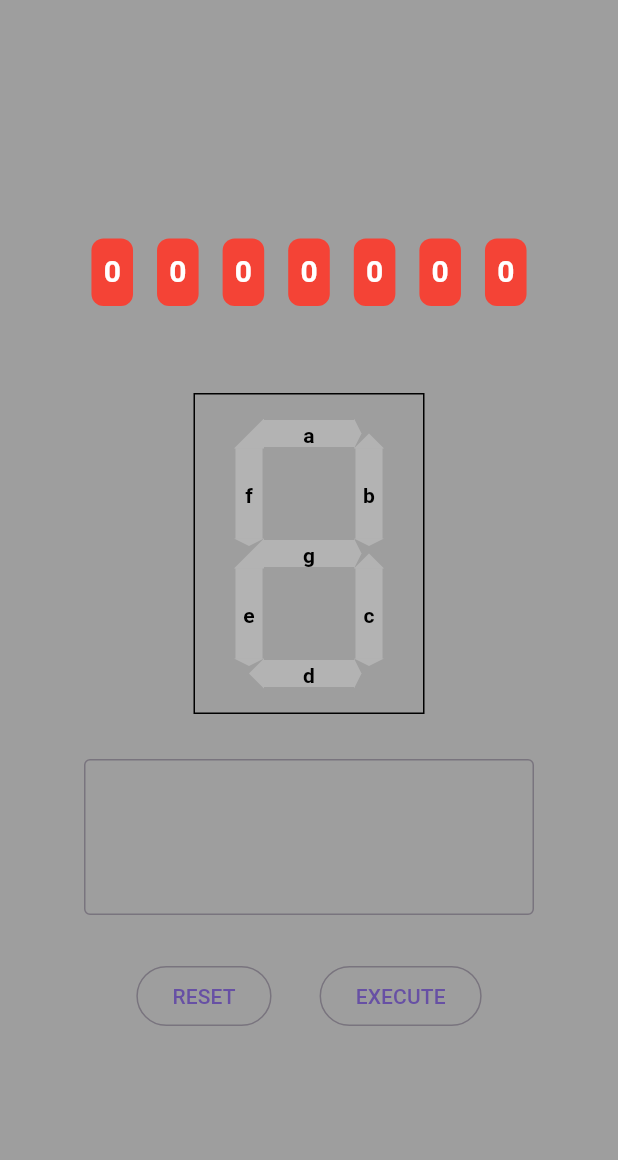
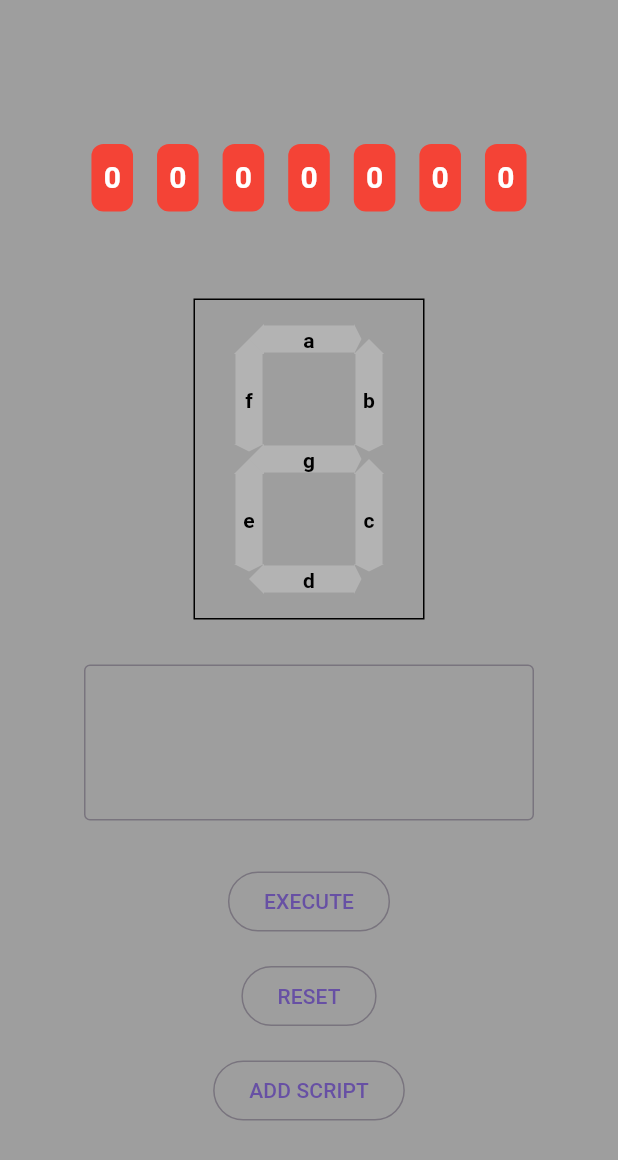
Before and after one commit to App-Akademie/seven_segment_display, a Flutter app: the screen it shows after launch, after a tap on "RESET", on a phone screen of 412 x 824 dp. Shown: the top 1160 px of the screen. Run offline on Flutter 3.47's test engine with Material 3 defaults, Android fonts, the light colour scheme and no system bars.

Commit message:
implemented scripting functionallity

```diff
--- a/lib/common/controller/segment_controller.dart
+++ b/lib/common/controller/segment_controller.dart
@@ -1,6 +1,8 @@
 import 'package:flutter/material.dart';
+import 'package:seven_segement_display/seven_segment_display/domain/script_model.dart';
 
 class SegmentController extends ChangeNotifier {
+  List<ScriptModel> scripts = [];
   List<bool> ram = List<bool>.filled(7, false);
   final Map<String, int> segmentMap = {
     '00001': 0, // a
@@ -21,6 +23,11 @@ class SegmentController extends ChangeNotifier {
       final line = l.trim();
       // Go over each command per line and act accordingly.
       for (String command in line.split(" ")) {
+        for (ScriptModel script in scripts) {
+          if (command == script.scriptName) {
+            await executeCommands(script.commandLines);
+          }
+        }
         bool state = command[0] == '1';
         String segment = command.substring(1);
 
@@ -46,4 +53,11 @@ class SegmentController extends ChangeNotifier {
     ram = List<bool>.filled(7, false);
     notifyListeners();
   }
+
+  void addScript(List<String> lines, String scriptName) {
+    ScriptModel newScript =
+        ScriptModel(scriptName: scriptName, commandLines: lines);
+    scripts.add(newScript);
+    notifyListeners();
+  }
 }
--- /dev/null
+++ b/lib/seven_segment_display/domain/script_model.dart
@@ -0,0 +1,6 @@
+class ScriptModel {
+  String scriptName;
+  List<String> commandLines;
+
+  ScriptModel({required this.scriptName, required this.commandLines});
+}
--- a/lib/seven_segment_display/presentation/seven_segment_display_page.dart
+++ b/lib/seven_segment_display/presentation/seven_segment_display_page.dart
@@ -1,6 +1,7 @@
 import 'package:flutter/material.dart';
 import 'package:provider/provider.dart';
 import 'package:seven_segement_display/common/controller/segment_controller.dart';
+import 'package:seven_segement_display/seven_segment_display/presentation/widgets/add_new_script_popup.dart';
 import 'package:seven_segement_display/seven_segment_display/presentation/widgets/digit.dart';
 import 'package:seven_segement_display/seven_segment_display/presentation/widgets/ram_value_display.dart';
 
@@ -27,10 +28,20 @@ class _SevenSegmentDisplayPageState extends State<SevenSegmentDisplayPage> {
           const SizedBox(height: 30),
           const RamValueDisplay(),
           const SizedBox(height: 50),
-          Container(
-              padding: const EdgeInsets.all(16.0),
-              decoration: BoxDecoration(border: Border.all()),
-              child: const Digit()),
+          Row(
+            mainAxisAlignment: MainAxisAlignment.center,
+            children: [
+              Container(
+                  padding: const EdgeInsets.all(16.0),
+                  decoration: BoxDecoration(border: Border.all()),
+                  child: const Digit()),
+              Column(
+                children: segmentController.scripts.map((model) {
+                  return Text(model.scriptName);
+                }).toList(),
+              )
+            ],
+          ),
           const SizedBox(height: 30),
           Center(
             child: SizedBox(
@@ -46,18 +57,31 @@ class _SevenSegmentDisplayPageState extends State<SevenSegmentDisplayPage> {
             ),
           ),
           const SizedBox(height: 30),
-          Row(
+          Column(
             mainAxisAlignment: MainAxisAlignment.center,
             children: [
+              OutlinedButton(
+                onPressed: () => segmentController
+                    .executeCommands(controller.text.split('\n')),
+                child: const Text("EXECUTE"),
+              ),
+              const SizedBox(height: 15),
               OutlinedButton(
                 onPressed: () => segmentController.reset(),
                 child: const Text("RESET"),
               ),
-              const SizedBox(width: 32),
+              const SizedBox(height: 15),
               OutlinedButton(
-                onPressed: () => segmentController
-                    .executeCommands(controller.text.split('\n')),
-                child: const Text("EXECUTE"),
+                onPressed: () {
+                  showDialog(
+                    context: context,
+                    builder: (context) {
+                      return AddScriptAlertDialog(
+                          scriptLines: controller.text.split('\n'));
+                    },
+                  );
+                },
+                child: const Text("ADD SCRIPT"),
               ),
             ],
           ),
```
Also changed, not shown: lib/seven_segment_display/presentation/widgets/add_new_script_popup.dart (added, +40 -0 lines).
